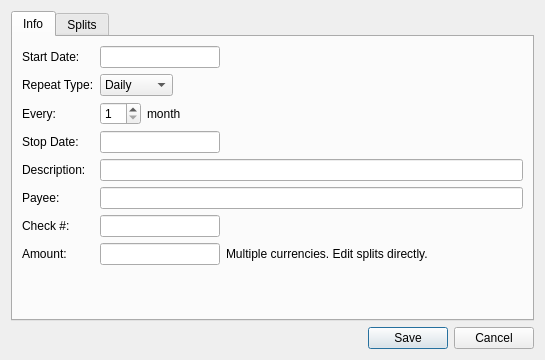
Old version of the form qt/ui/schedule_panel.ui in the repository Mouchnino/moneyguru.
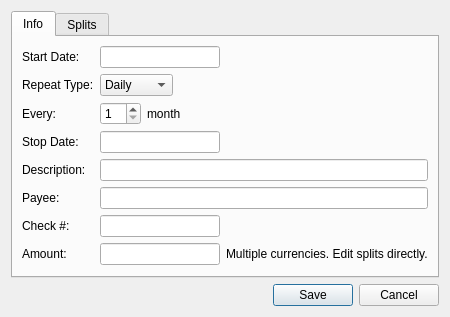
New version of the form. Icons and pictures are not drawn. Custom widgets are drawn as their Qt base class.

Commit message: [#16] Tweaked Qt UI for Windows.

Patch:
```diff
--- a/qt/ui/schedule_panel.ui
+++ b/qt/ui/schedule_panel.ui
@@ -6,8 +6,8 @@
    <rect>
     <x>0</x>
     <y>0</y>
-    <width>545</width>
-    <height>360</height>
+    <width>428</width>
+    <height>298</height>
    </rect>
   </property>
   <property name="windowTitle">
```
The commit also changes 2 other files.
